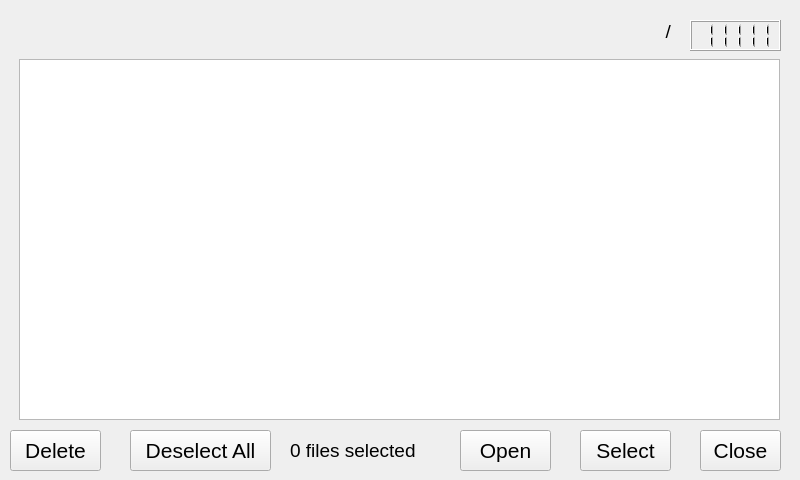
This is src/extbrowser.ui in krontech/chronos-cam-app as Qt 5 draws it before an edit. The edited form follows.
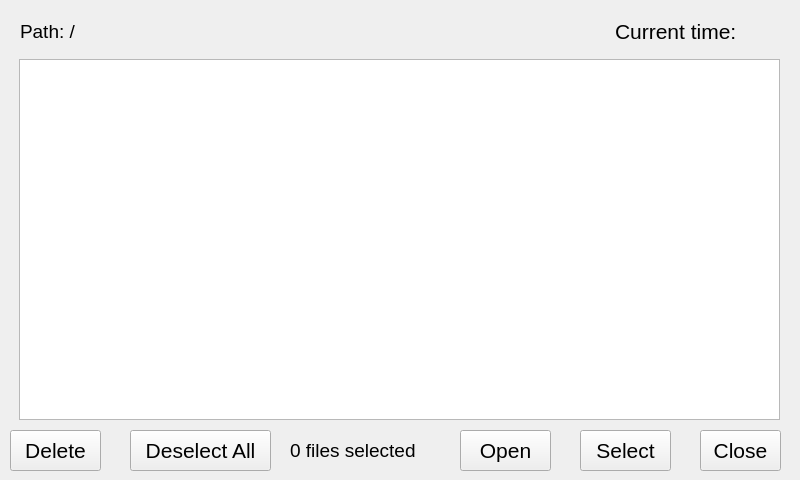
This is the edited form.

Commit message: Fixed clock and path display parameters.

Patch:
```diff
--- a/src/extbrowser.ui
+++ b/src/extbrowser.ui
@@ -136,25 +136,12 @@
     <string>Open</string>
    </property>
   </widget>
-  <widget class="QLCDNumber" name="extBrowserClock">
-   <property name="geometry">
-    <rect>
-     <x>690</x>
-     <y>20</y>
-     <width>91</width>
-     <height>31</height>
-    </rect>
-   </property>
-   <property name="value" stdset="0">
-    <double>11111.000000000000000</double>
-   </property>
-  </widget>
   <widget class="QLabel" name="extBrowserPathLabel">
    <property name="geometry">
     <rect>
      <x>20</x>
      <y>16</y>
-     <width>651</width>
+     <width>591</width>
      <height>31</height>
     </rect>
    </property>
@@ -164,10 +151,28 @@
     </font>
    </property>
    <property name="text">
-    <string>/</string>
+    <string>Path: /</string>
    </property>
    <property name="alignment">
-    <set>Qt::AlignRight|Qt::AlignTrailing|Qt::AlignVCenter</set>
+    <set>Qt::AlignLeading|Qt::AlignLeft|Qt::AlignVCenter</set>
+   </property>
+  </widget>
+  <widget class="QLabel" name="extBrowserClock">
+   <property name="geometry">
+    <rect>
+     <x>615</x>
+     <y>16</y>
+     <width>171</width>
+     <height>31</height>
+    </rect>
+   </property>
+   <property name="font">
+    <font>
+     <pointsize>16</pointsize>
+    </font>
+   </property>
+   <property name="text">
+    <string>Current time: </string>
    </property>
   </widget>
  </widget>
```
The commit also changes 1 other file.
